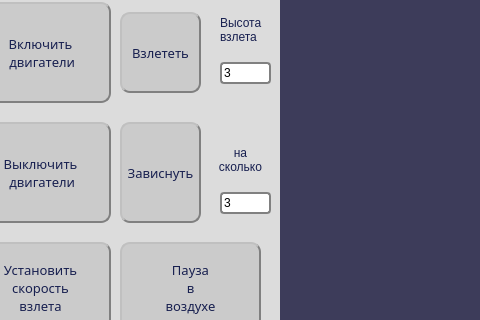
Before: the Qt Designer form mainwindow.ui in NickolayGoloburdin/wifi_drone_interface, drawn with Qt 5; both pictures show x 250 to 730 and y 168 to 488 of the 1183 by 774 pixel window.
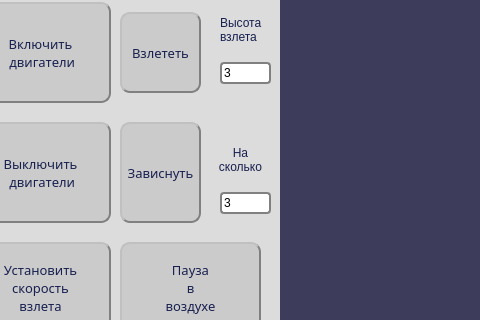
After: the same form once the commit is applied. Icons and pictures are not drawn.

The edit to the form file:
```diff
--- a/mainwindow.ui
+++ b/mainwindow.ui
@@ -1268,7 +1268,7 @@
 	color:rgb(23, 31, 79)}</string>
     </property>
     <property name="text">
-     <string>на
+     <string>На
 сколько</string>
     </property>
     <property name="alignment">
```
Left out of the diff: 4 changed lines with no effect on the pictures.
